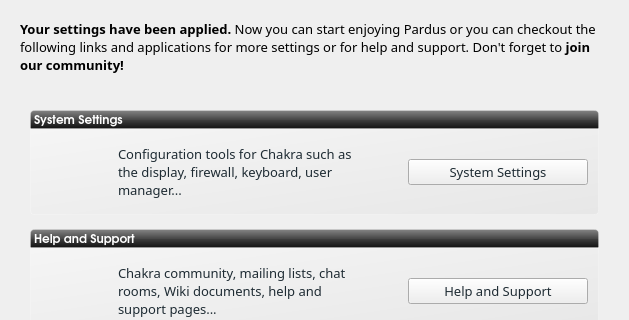
The window that ui/ui_scrGoodbye.ui (rshipp/kapudan) describes before a commit, drawn with Qt 5; both pictures show x 0 to 629 and y 0 to 320 of the 629 by 772 pixel window.
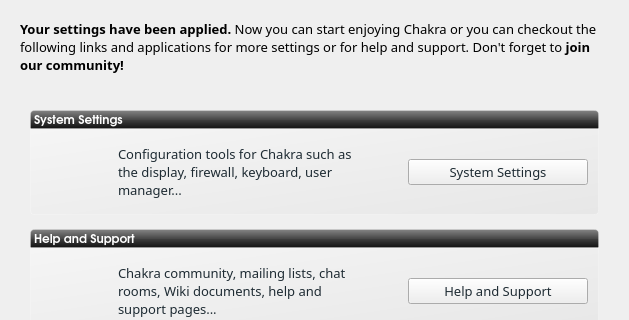
The same window after the commit. Icons and pictures are not drawn.

Commit message: s/Pardus/Chakra/g

The edit to the form file:
```diff
--- a/ui/ui_scrGoodbye.ui
+++ b/ui/ui_scrGoodbye.ui
@@ -47,7 +47,7 @@
       <string notr="true"/>
      </property>
      <property name="text">
-      <string>&lt;b&gt;Your settings have been applied.&lt;/b&gt; Now you can start enjoying Pardus or you can checkout the following links and applications for more settings or for help and support. Don't forget to &lt;b&gt;join our community!&lt;/b&gt;</string>
+      <string>&lt;b&gt;Your settings have been applied.&lt;/b&gt; Now you can start enjoying Chakra or you can checkout the following links and applications for more settings or for help and support. Don't forget to &lt;b&gt;join our community!&lt;/b&gt;</string>
      </property>
      <property name="wordWrap">
       <bool>true</bool>
```
The commit also changes 66 other files.
